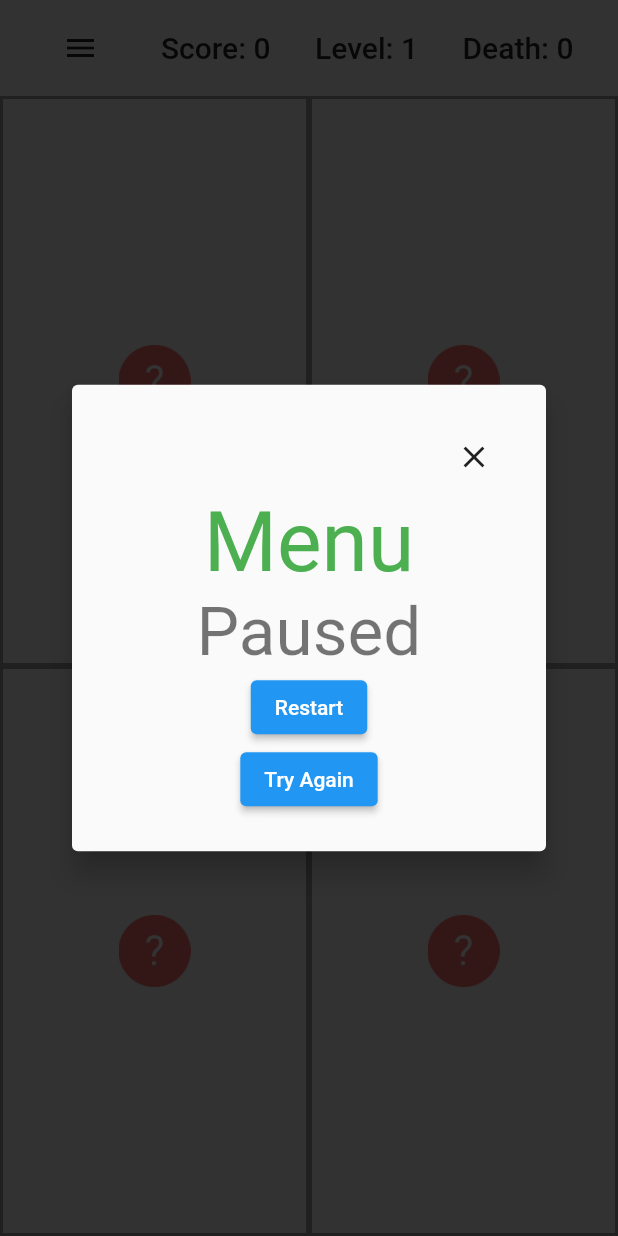
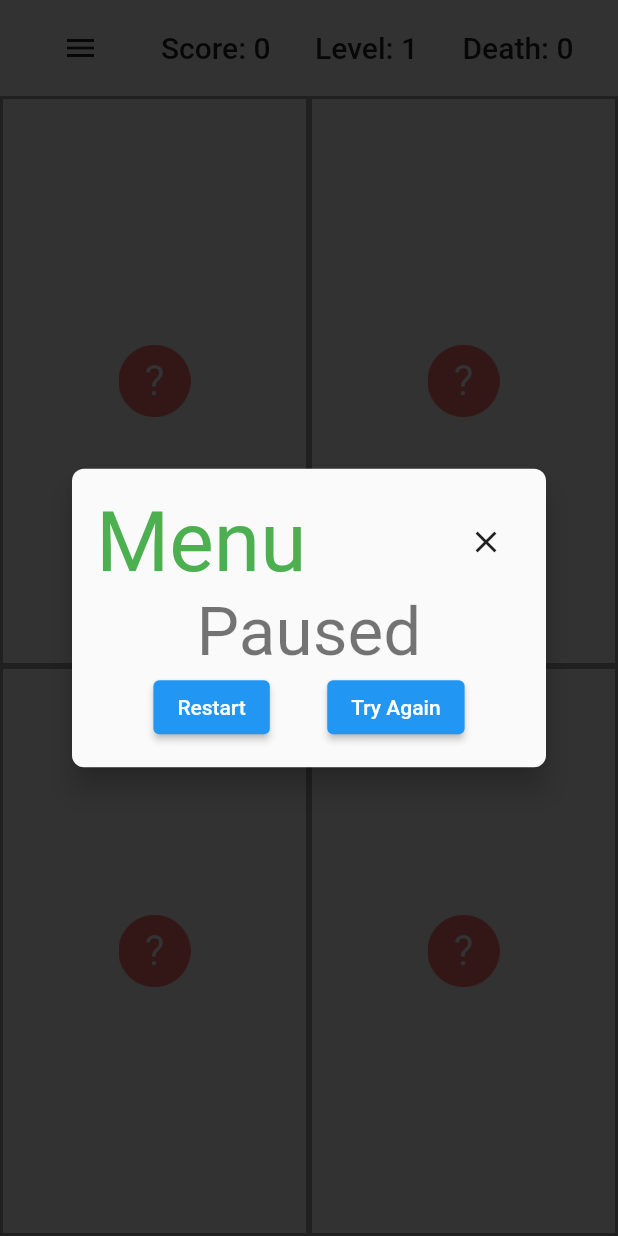
Before and after one commit to PiotrFLEURY/mines, a Flutter app: the screen it shows after launch, after a tap on the "menu" icon, on a phone screen of 412 x 824 dp. Run offline on Flutter 3.47's test engine with Material 2 defaults, Android fonts, the phone set to English and light mode, and no system bars; our stand-ins replace google_fonts; generated files the repository leaves out were written again.

Commit message:
fix(menu): fix menu overflow for small screens

```diff
--- a/lib/widgets/party_menu.dart
+++ b/lib/widgets/party_menu.dart
@@ -34,21 +34,16 @@ class _PartyMenuState extends State<PartyMenu> {
             child: Center(
               child: Material(
                 elevation: 8.0,
-                borderRadius: BorderRadius.circular(4.0),
+                borderRadius: BorderRadius.circular(8.0),
                 child: Padding(
-                  padding: const EdgeInsets.all(24.0),
+                  padding: const EdgeInsets.all(16.0),
                   child: Column(
                     mainAxisSize: MainAxisSize.min,
                     mainAxisAlignment: MainAxisAlignment.spaceEvenly,
                     children: [
-                      Align(
-                        alignment: Alignment.topRight,
-                        child: IconButton(
-                          icon: const Icon(Icons.close),
-                          onPressed: () =>
-                              context.read<PartyProvider>().resume(),
-                        ),
-                      ),
+                      Row(
+                        mainAxisAlignment: MainAxisAlignment.spaceBetween,
+                        children: [
                           Text(
                             AppLocalizations.of(context)!.menu,
                             style: Theme.of(context)
@@ -56,16 +51,26 @@ class _PartyMenuState extends State<PartyMenu> {
                                 .headline2!
                                 .copyWith(color: Colors.green),
                           ),
+                          IconButton(
+                            icon: const Icon(Icons.close),
+                            onPressed: () =>
+                                context.read<PartyProvider>().resume(),
+                          ),
+                        ],
+                      ),
                       if ([PartyStatus.loose, PartyStatus.cheat]
                           .contains(widget.status))
                         Image.asset(
                           'assets/images/explosion.png',
-                          height: 256.0,
+                          height: MediaQuery.of(context).size.height * .3,
                         ),
                       Text(
                         widget.status.asText(context),
                         style: Theme.of(context).textTheme.headline3,
                       ),
+                      Row(
+                        mainAxisAlignment: MainAxisAlignment.spaceEvenly,
+                        children: [
                           ElevatedButton(
                             onPressed: widget.onRestart,
                             child: Text(
@@ -81,6 +86,8 @@ class _PartyMenuState extends State<PartyMenu> {
                             ),
                         ],
                       ),
+                    ],
+                  ),
                 ),
               ),
             ),
--- a/pubspec.yaml
+++ b/pubspec.yaml
@@ -15,7 +15,7 @@ publish_to: 'none' # Remove this line if you wish to publish to pub.dev
 # In iOS, build-name is used as CFBundleShortVersionString while build-number used as CFBundleVersion.
 # Read more about iOS versioning at
 # https://developer.apple.com/library/archive/documentation/General/Reference/InfoPlistKeyReference/Articles/CoreFoundationKeys.html
-version: 1.0.1+2
+version: 1.0.2+3
 
 environment:
   sdk: ">=2.12.0 <3.0.0"
```
Also changed, not shown: 1 other file. Lines whose indentation alone changed are shown as unchanged.
